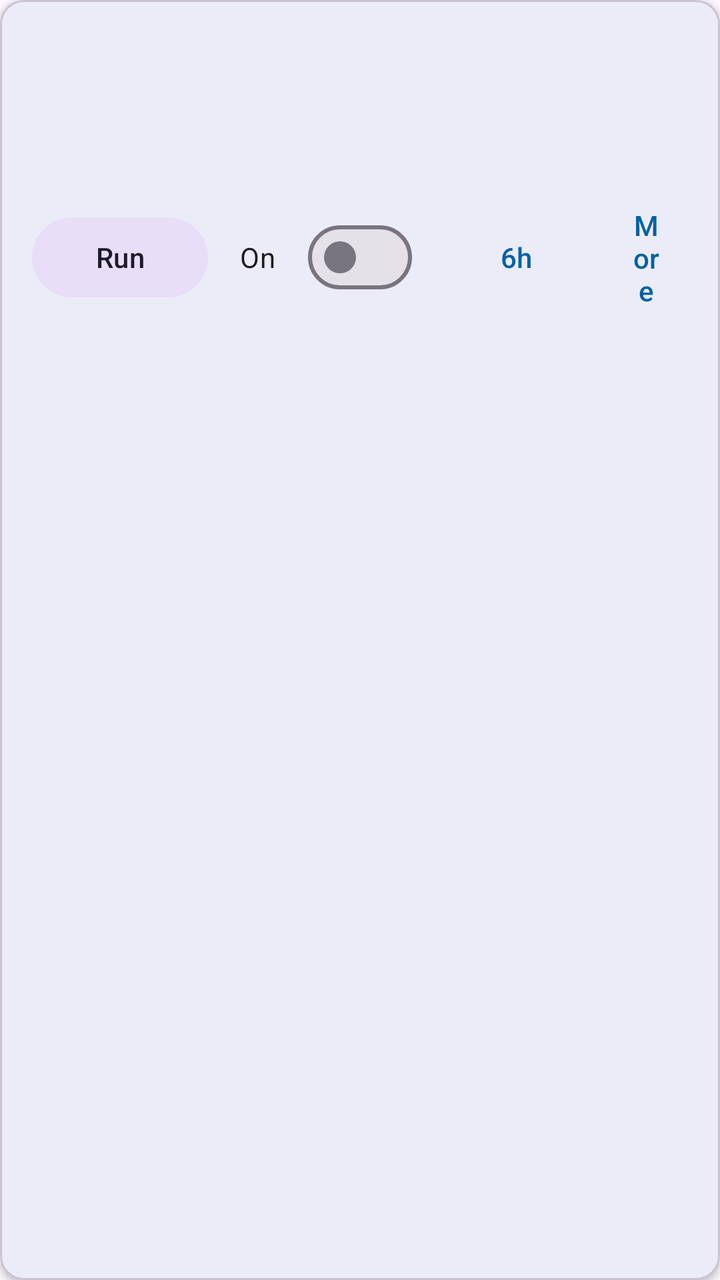
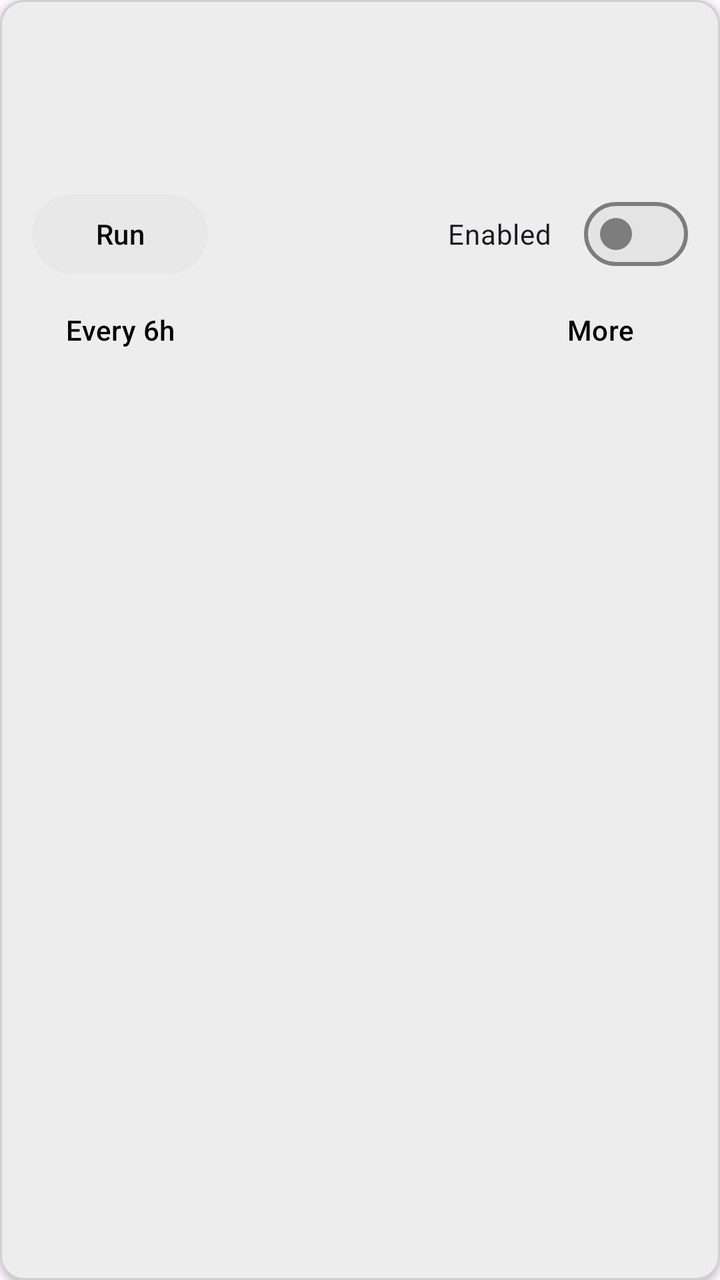

The first picture is an Android layout as it rendered before a commit; the second is the same layout after the commit. The layout source and the unified diff follow.
<!-- AndroidManifest.xml: application theme Theme.Microdroid -->
<!-- res/layout/item_automation.xml -->
<?xml version="1.0" encoding="utf-8"?>
<com.google.android.material.card.MaterialCardView xmlns:android="http://schemas.android.com/apk/res/android"
    xmlns:app="http://schemas.android.com/apk/res-auto"
    android:layout_width="match_parent"
    android:layout_height="wrap_content"
    android:layout_margin="8dp"
    app:cardElevation="2dp">

    <LinearLayout
        android:layout_width="match_parent"
        android:layout_height="wrap_content"
        android:orientation="vertical"
        android:padding="16dp">

        <LinearLayout
            android:layout_width="match_parent"
            android:layout_height="wrap_content"
            android:gravity="center_vertical"
            android:orientation="horizontal">

            <TextView
                android:id="@+id/tv_name"
                android:layout_width="0dp"
                android:layout_height="wrap_content"
                android:layout_weight="1"
                android:textAppearance="?attr/textAppearanceTitleMedium" />

            <TextView
                android:id="@+id/tv_badge"
                android:layout_width="wrap_content"
                android:layout_height="wrap_content"
                android:layout_marginStart="8dp"
                android:textAppearance="?attr/textAppearanceLabelSmall" />
        </LinearLayout>

        <TextView
            android:id="@+id/tv_desc"
            android:layout_width="match_parent"
            android:layout_height="wrap_content"
            android:layout_marginTop="4dp"
            android:textAppearance="?attr/textAppearanceBodyMedium" />

        <TextView
            android:id="@+id/tv_status"
            android:layout_width="match_parent"
            android:layout_height="wrap_content"
            android:layout_marginTop="8dp"
            android:textAppearance="?attr/textAppearanceBodySmall" />

        <LinearLayout
            android:layout_width="match_parent"
            android:layout_height="wrap_content"
            android:layout_marginTop="8dp"
            android:gravity="center_vertical"
            android:orientation="horizontal">

            <com.google.android.material.button.MaterialButton
                android:id="@+id/btn_run"
                style="@style/Widget.Material3.Button.TonalButton"
                android:layout_width="wrap_content"
                android:layout_height="wrap_content"
                android:text="Run" />

            <com.google.android.material.materialswitch.MaterialSwitch
                android:id="@+id/switch_enable"
                android:layout_width="wrap_content"
                android:layout_height="wrap_content"
                android:layout_marginStart="16dp"
                android:text="On" />

            <com.google.android.material.button.MaterialButton
                android:id="@+id/btn_interval"
                style="@style/Widget.Material3.Button.TextButton"
                android:layout_width="wrap_content"
                android:layout_height="wrap_content"
                android:layout_marginStart="8dp"
                android:text="6h" />

            <com.google.android.material.button.MaterialButton
                android:id="@+id/btn_more"
                style="@style/Widget.Material3.Button.TextButton"
                android:layout_width="wrap_content"
                android:layout_height="wrap_content"
                android:text="More" />
        </LinearLayout>
    </LinearLayout>
</com.google.android.material.card.MaterialCardView>
<!-- resources referenced by this layout -->
<resources>
  <style name="Theme.Microdroid" parent="Theme.Material3.DayNight.NoActionBar">
          <item name="colorPrimary">@color/md_seed</item>
      </style>
  <color name="md_seed">#0061A4</color>
</resources>

<!-- the commit's change to res/layout/item_automation.xml (unified diff, before → after) -->
@@ -30,7 +30,8 @@
                 android:layout_width="wrap_content"
                 android:layout_height="wrap_content"
                 android:layout_marginStart="8dp"
-                android:textAppearance="?attr/textAppearanceLabelSmall" />
+                android:textAppearance="?attr/textAppearanceLabelSmall"
+                android:textColor="?attr/colorOnSurfaceVariant" />
         </LinearLayout>
 
         <TextView
@@ -38,14 +39,16 @@
             android:layout_width="match_parent"
             android:layout_height="wrap_content"
             android:layout_marginTop="4dp"
-            android:textAppearance="?attr/textAppearanceBodyMedium" />
+            android:textAppearance="?attr/textAppearanceBodyMedium"
+            android:textColor="?attr/colorOnSurfaceVariant" />
 
         <TextView
             android:id="@+id/tv_status"
             android:layout_width="match_parent"
             android:layout_height="wrap_content"
             android:layout_marginTop="8dp"
-            android:textAppearance="?attr/textAppearanceBodySmall" />
+            android:textAppearance="?attr/textAppearanceBodySmall"
+            android:textColor="?attr/colorOnSurfaceVariant" />
 
         <LinearLayout
             android:layout_width="match_parent"
@@ -59,29 +62,44 @@
                 style="@style/Widget.Material3.Button.TonalButton"
                 android:layout_width="wrap_content"
                 android:layout_height="wrap_content"
-                android:text="Run" />
+                android:text="@string/run" />
+
+            <View
+                android:layout_width="0dp"
+                android:layout_height="1dp"
+                android:layout_weight="1" />
 
             <com.google.android.material.materialswitch.MaterialSwitch
                 android:id="@+id/switch_enable"
                 android:layout_width="wrap_content"
                 android:layout_height="wrap_content"
-                android:layout_marginStart="16dp"
-                android:text="On" />
+                android:text="@string/enabled" />
+        </LinearLayout>
+
+        <LinearLayout
+            android:layout_width="match_parent"
+            android:layout_height="wrap_content"
+            android:gravity="center_vertical"
+            android:orientation="horizontal">
 
             <com.google.android.material.button.MaterialButton
                 android:id="@+id/btn_interval"
                 style="@style/Widget.Material3.Button.TextButton"
                 android:layout_width="wrap_content"
                 android:layout_height="wrap_content"
-                android:layout_marginStart="8dp"
-                android:text="6h" />
+                android:text="@string/every_6h" />
+
+            <View
+                android:layout_width="0dp"
+                android:layout_height="1dp"
+                android:layout_weight="1" />
 
             <com.google.android.material.button.MaterialButton
                 android:id="@+id/btn_more"
                 style="@style/Widget.Material3.Button.TextButton"
                 android:layout_width="wrap_content"
                 android:layout_height="wrap_content"
-                android:text="More" />
+                android:text="@string/more" />
         </LinearLayout>
     </LinearLayout>
 </com.google.android.material.card.MaterialCardView>
<!-- resource entries referenced after the edit -->
@@ -1,8 +1,82 @@
 <!-- resources referenced by this layout -->
 <resources>
+  <string name="enabled">Enabled</string>
+  <string name="every_6h">Every 6h</string>
+  <string name="more">More</string>
+  <string name="run">Run</string>
   <style name="Theme.Microdroid" parent="Theme.Material3.DayNight.NoActionBar">
-          <item name="colorPrimary">@color/md_seed</item>
+          <item name="colorPrimary">@color/md_primary</item>
+          <item name="colorOnPrimary">@color/md_on_primary</item>
+          <item name="colorPrimaryContainer">@color/md_primary_container</item>
+          <item name="colorOnPrimaryContainer">@color/md_on_primary_container</item>
+  
+          <item name="colorSecondary">@color/md_secondary</item>
+          <item name="colorOnSecondary">@color/md_on_secondary</item>
+          <item name="colorSecondaryContainer">@color/md_secondary_container</item>
+          <item name="colorOnSecondaryContainer">@color/md_on_secondary_container</item>
+  
+          <item name="colorTertiary">@color/md_tertiary</item>
+          <item name="colorOnTertiary">@color/md_on_tertiary</item>
+          <item name="colorTertiaryContainer">@color/md_tertiary_container</item>
+          <item name="colorOnTertiaryContainer">@color/md_on_tertiary_container</item>
+  
+          <item name="colorSurface">@color/md_surface</item>
+          <item name="colorOnSurface">@color/md_on_surface</item>
+          <item name="colorSurfaceVariant">@color/md_surface_variant</item>
+          <item name="colorOnSurfaceVariant">@color/md_on_surface_variant</item>
+          <item name="colorSurfaceContainerLowest">@color/md_surface_container_lowest</item>
+          <item name="colorSurfaceContainerLow">@color/md_surface_container_low</item>
+          <item name="colorSurfaceContainer">@color/md_surface_container</item>
+          <item name="colorSurfaceContainerHigh">@color/md_surface_container_high</item>
+          <item name="colorSurfaceContainerHighest">@color/md_surface_container_highest</item>
+          <item name="colorSurfaceDim">@color/md_surface_dim</item>
+          <item name="colorSurfaceBright">@color/md_surface_bright</item>
+  
+          <item name="colorOutline">@color/md_outline</item>
+          <item name="colorOutlineVariant">@color/md_outline_variant</item>
+  
+          <item name="colorSurfaceInverse">@color/md_inverse_surface</item>
+          <item name="colorOnSurfaceInverse">@color/md_inverse_on_surface</item>
+          <item name="colorPrimaryInverse">@color/md_inverse_primary</item>
+  
+          
+          <item name="colorAccent">@color/md_primary</item>
+          <item name="colorControlActivated">@color/md_primary</item>
+          <item name="android:textColorHighlight">@color/md_text_highlight</item>
+  
+          
+          <item name="android:statusBarColor">@color/md_status_bar</item>
+          <item name="android:windowLightStatusBar">false</item>
       </style>
-  <color name="md_seed">#0061A4</color>
+  <color name="md_primary">#000000</color>
+  <color name="md_on_primary">#FFFFFF</color>
+  <color name="md_primary_container">#E2E2E2</color>
+  <color name="md_on_primary_container">#000000</color>
+  <color name="md_secondary">#444444</color>
+  <color name="md_on_secondary">#FFFFFF</color>
+  <color name="md_secondary_container">#E8E8E8</color>
+  <color name="md_on_secondary_container">#0A0A0A</color>
+  <color name="md_tertiary">#666666</color>
+  <color name="md_on_tertiary">#FFFFFF</color>
+  <color name="md_tertiary_container">#E0E0E0</color>
+  <color name="md_on_tertiary_container">#111111</color>
+  <color name="md_surface">#FFFFFF</color>
+  <color name="md_on_surface">#121212</color>
+  <color name="md_surface_variant">#E7E7E7</color>
+  <color name="md_on_surface_variant">#4A4A4A</color>
+  <color name="md_surface_container_lowest">#FFFFFF</color>
+  <color name="md_surface_container_low">#F8F8F8</color>
+  <color name="md_surface_container">#F2F2F2</color>
+  <color name="md_surface_container_high">#EBEBEB</color>
+  <color name="md_surface_container_highest">#E4E4E4</color>
+  <color name="md_surface_dim">#DEDEDE</color>
+  <color name="md_surface_bright">#FFFFFF</color>
+  <color name="md_outline">#7D7D7D</color>
+  <color name="md_outline_variant">#CFCFCF</color>
+  <color name="md_inverse_surface">#303030</color>
+  <color name="md_inverse_on_surface">#F2F2F2</color>
+  <color name="md_inverse_primary">#CFCFCF</color>
+  <color name="md_text_highlight">#66000000</color>
+  <color name="md_status_bar">#000000</color>
 </resources>
 
